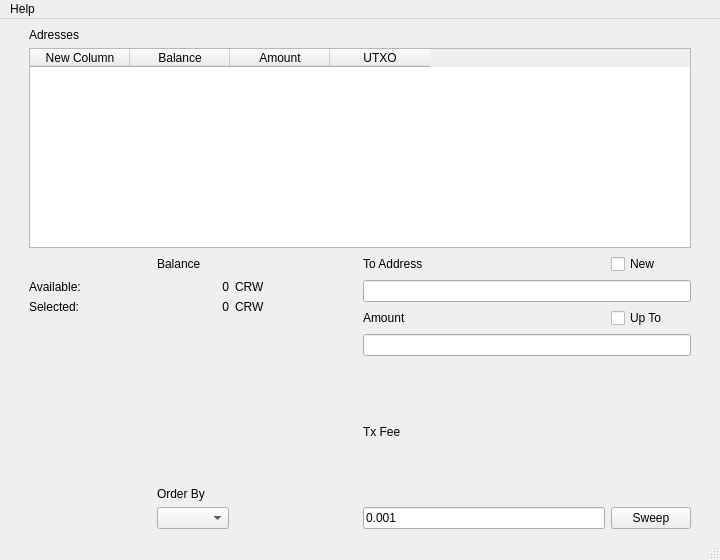
Above: UI/SweeperMainPage.ui from adrianhdez929/crw-sweeper before the change. Below: the same form after it.
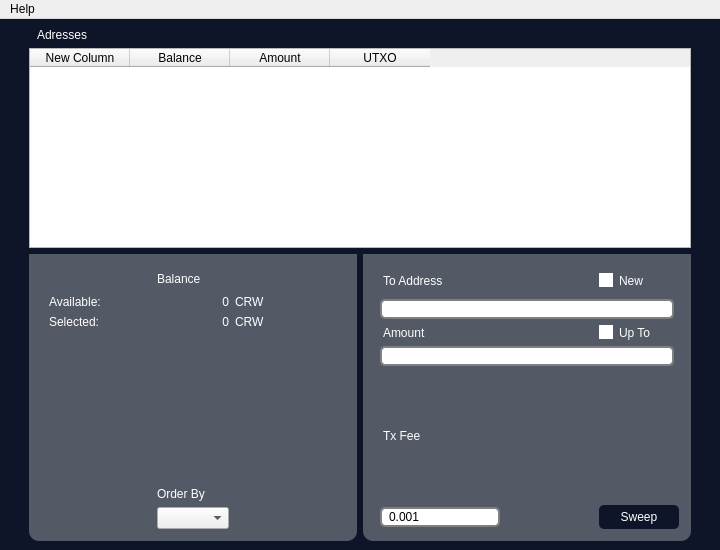
That is the form after the change. Custom widgets are drawn as their Qt base class.

Diff of the .ui file:
```diff
--- a/UI/SweeperMainPage.ui
+++ b/UI/SweeperMainPage.ui
@@ -7,7 +7,7 @@
     <x>0</x>
     <y>0</y>
     <width>720</width>
-    <height>560</height>
+    <height>550</height>
    </rect>
   </property>
   <property name="sizePolicy">
@@ -22,6 +22,9 @@
   <property name="layoutDirection">
    <enum>Qt::LeftToRight</enum>
   </property>
+  <property name="styleSheet">
+   <string notr="true"/>
+  </property>
   <property name="documentMode">
    <bool>true</bool>
   </property>
@@ -32,6 +35,11 @@
    <property name="layoutDirection">
     <enum>Qt::LeftToRight</enum>
    </property>
+   <property name="styleSheet">
+    <string notr="true">#centralwidget {
+	background: #0e1528;
+}</string>
+   </property>
    <layout class="QGridLayout" name="gridLayout_7">
     <item row="0" column="1" colspan="2">
      <layout class="QGridLayout" name="gridLayout_6">
@@ -103,6 +111,12 @@
       </item>
       <item row="0" column="0">
        <widget class="QLabel" name="label_8">
+        <property name="styleSheet">
+         <string notr="true">QLabel {
+	color: white;
+	margin: 0 5px;
+}</string>
+        </property>
         <property name="text">
          <string>Adresses</string>
         </property>
@@ -143,29 +157,104 @@
      </spacer>
     </item>
     <item row="1" column="2">
+     <widget class="QGroupBox" name="">
+      <property name="styleSheet">
+       <string notr="true">QGroupBox {
+	background-color: #545966;
+	border-bottom-left-radius: 10px;
+	border-bottom-right-radius: 10px;
+}</string>
+      </property>
      <layout class="QGridLayout" name="gridLayout_5">
-      <item row="5" column="1">
-       <widget class="QPushButton" name="sweep_button">
-        <property name="text">
-         <string>Sweep</string>
-        </property>
-       </widget>
-      </item>
-      <item row="3" column="0" colspan="2">
-       <widget class="QLineEdit" name="amount_edit"/>
-      </item>
       <item row="5" column="0">
        <widget class="QLineEdit" name="fee_edit">
+         <property name="styleSheet">
+          <string notr="true">QLineEdit {
+    border: 2px solid gray;
+    border-radius: 5px;
+    padding: 0 5px;
+    background: white;
+    selection-background-color: #545966;
+	margin-left: 5px;
+}</string>
+         </property>
         <property name="text">
          <string>0.001</string>
         </property>
        </widget>
       </item>
-      <item row="1" column="0" colspan="2">
-       <widget class="QLineEdit" name="to_address_edit"/>
-      </item>
-      <item row="2" column="1">
+       <item row="5" column="3">
+        <widget class="QPushButton" name="sweep_button">
+         <property name="styleSheet">
+          <string notr="true">QPushButton {
+	background-color: #0e1528;
+	color: white;
+	padding: 5px 5px;
+	border: none;
+	border-radius: 5px;
+}
+QPushButton:hover {
+	background-color: #c2c4c9;
+	color: black;
+	padding: 5px 5px;
+	border: none;
+}</string>
+         </property>
+         <property name="text">
+          <string>Sweep</string>
+         </property>
+        </widget>
+       </item>
+       <item row="3" column="0" colspan="4">
+        <widget class="QLineEdit" name="amount_edit">
+         <property name="styleSheet">
+          <string notr="true">QLineEdit {
+    border: 2px solid gray;
+    border-radius: 5px;
+    padding: 0 5px;
+    background: white;
+    selection-background-color: #545966;
+	margin: 0 5px;
+}</string>
+         </property>
+        </widget>
+       </item>
+       <item row="1" column="0" colspan="4">
+        <widget class="QLineEdit" name="to_address_edit">
+         <property name="styleSheet">
+          <string notr="true">QLineEdit {
+    border: 2px solid gray;
+    border-radius: 5px;
+    padding: 0 5px;
+    background: white;
+    selection-background-color: #545966;
+	 margin: 0 5px;
+}</string>
+         </property>
+        </widget>
+       </item>
+       <item row="2" column="3">
        <widget class="QCheckBox" name="upto_checkbox">
+         <property name="styleSheet">
+          <string notr="true">QCheckBox {
+	color: white;
+}
+QCheckBox::indicator:unchecked {
+	background: white;
+}
+QCheckBox::indicator:checked {
+	background: #0e1528;
+}
+QCheckBox::indicator:unchecked:hover {
+	background: #c2c4c9;
+}
+QCheckBox::indicator:unchecked:pressed {
+	background: #0e1528;
+}
+QCheckBox::indicator:checked:pressed {
+	background: #c2c4c9;
+}</string>
+         </property>
         <property name="text">
          <string>Up To</string>
         </property>
@@ -174,8 +263,28 @@
         </property>
        </widget>
       </item>
-      <item row="0" column="1">
+       <item row="0" column="3">
        <widget class="QCheckBox" name="new_address_checkbox">
+         <property name="styleSheet">
+          <string notr="true">QCheckBox {
+	color: white;
+}
+QCheckBox::indicator:unchecked {
+	background: white;
+}
+QCheckBox::indicator:checked {
+	background: #0e1528;
+}
+QCheckBox::indicator:unchecked:hover {
+	background: #c2c4c9;
+}
+QCheckBox::indicator:unchecked:pressed {
+	background: #0e1528;
+}
+QCheckBox::indicator:checked:pressed {
+	background: #c2c4c9;
+}</string>
+         </property>
         <property name="text">
          <string>New</string>
         </property>
@@ -183,6 +292,12 @@
       </item>
       <item row="0" column="0">
        <widget class="QLabel" name="label">
+         <property name="styleSheet">
+          <string notr="true">QLabel {
+	color: white;
+	margin: 5px;
+}</string>
+         </property>
         <property name="text">
          <string>To Address</string>
         </property>
@@ -190,6 +305,12 @@
       </item>
       <item row="2" column="0">
        <widget class="QLabel" name="label_2">
+         <property name="styleSheet">
+          <string notr="true">QLabel {
+	color: white;
+	margin: 0 5px;
+}</string>
+         </property>
         <property name="text">
          <string>Amount</string>
         </property>
@@ -197,14 +318,55 @@
       </item>
       <item row="4" column="0">
        <widget class="QLabel" name="label_3">
+         <property name="styleSheet">
+          <string notr="true">QLabel {
+	color: white;
+	margin: 5px;
+}</string>
+         </property>
         <property name="text">
          <string>Tx Fee</string>
         </property>
        </widget>
       </item>
-     </layout>
+       <item row="5" column="1">
+        <spacer name="horizontalSpacer_5">
+         <property name="orientation">
+          <enum>Qt::Horizontal</enum>
+         </property>
+         <property name="sizeHint" stdset="0">
+          <size>
+           <width>40</width>
+           <height>20</height>
+          </size>
+         </property>
+        </spacer>
+       </item>
+       <item row="4" column="3">
+        <spacer name="horizontalSpacer_6">
+         <property name="orientation">
+          <enum>Qt::Horizontal</enum>
+         </property>
+         <property name="sizeHint" stdset="0">
+          <size>
+           <width>40</width>
+           <height>20</height>
+          </size>
+         </property>
+        </spacer>
+       </item>
+      </layout>
+     </widget>
     </item>
     <item row="1" column="1">
+     <widget class="QGroupBox" name="">
+      <property name="styleSheet">
+       <string notr="true">QGroupBox {
+	background-color: #545966;
+	border-bottom-left-radius: 10px;
+	border-bottom-right-radius: 10px;
+}</string>
+      </property>
      <layout class="QGridLayout" name="gridLayout">
       <item row="0" column="0">
        <spacer name="horizontalSpacer">
@@ -220,10 +382,21 @@
        </spacer>
       </item>
       <item row="5" column="1" colspan="2">
-       <widget class="QComboBox" name="order_combobox"/>
+        <widget class="QComboBox" name="order_combobox">
+         <property name="styleSheet">
+          <string notr="true">QComboBox {
+	style: none;
+}</string>
+         </property>
+        </widget>
       </item>
       <item row="0" column="1" colspan="2">
        <widget class="QLabel" name="label_9">
+         <property name="styleSheet">
+          <string notr="true">QLabel {
+	color: white
+}</string>
+         </property>
         <property name="text">
          <string>Balance</string>
         </property>
@@ -231,6 +404,12 @@
       </item>
       <item row="1" column="0">
        <widget class="QLabel" name="label_6">
+         <property name="styleSheet">
+          <string notr="true">QLabel {
+	color: white;
+	margin: 0 5px;
+}</string>
+         </property>
         <property name="text">
          <string>Available:</string>
         </property>
@@ -238,6 +417,12 @@
       </item>
       <item row="2" column="0">
        <widget class="QLabel" name="label_7">
+         <property name="styleSheet">
+          <string notr="true">QLabel {
+	color: white;
+	margin: 0 5px;
+}</string>
+         </property>
         <property name="text">
          <string>Selected:</string>
         </property>
@@ -245,6 +430,11 @@
       </item>
       <item row="1" column="3">
        <widget class="QLabel" name="label_4">
+         <property name="styleSheet">
+          <string notr="true">QLabel {
+	color: white
+}</string>
+         </property>
         <property name="text">
          <string>CRW</string>
         </property>
@@ -252,6 +442,11 @@
       </item>
       <item row="2" column="3">
        <widget class="QLabel" name="label_5">
+         <property name="styleSheet">
+          <string notr="true">QLabel {
+	color: white
+}</string>
+         </property>
         <property name="text">
          <string>CRW</string>
         </property>
@@ -285,6 +480,11 @@
       </item>
       <item row="4" column="1" colspan="2">
        <widget class="QLabel" name="label_10">
+         <property name="styleSheet">
+          <string notr="true">QLabel {
+	color: white
+}</string>
+         </property>
         <property name="text">
          <string>Order By</string>
         </property>
@@ -295,6 +495,11 @@
         <property name="layoutDirection">
          <enum>Qt::LeftToRight</enum>
         </property>
+         <property name="styleSheet">
+          <string notr="true">QLabel {
+	color: white
+}</string>
+         </property>
         <property name="text">
          <string>0</string>
         </property>
@@ -308,6 +513,11 @@
       </item>
       <item row="2" column="1" colspan="2">
        <widget class="QLabel" name="selected_label">
+         <property name="styleSheet">
+          <string notr="true">QLabel {
+	color: white
+}</string>
+         </property>
         <property name="text">
          <string>0</string>
         </property>
@@ -317,6 +527,7 @@
        </widget>
       </item>
      </layout>
+     </widget>
     </item>
    </layout>
   </widget>
@@ -337,13 +548,20 @@
    </widget>
    <addaction name="menuabout"/>
   </widget>
-  <widget class="QStatusBar" name="statusbar"/>
   <action name="actionAbout">
    <property name="text">
     <string>About</string>
    </property>
   </action>
  </widget>
+ <customwidgets>
+  <customwidget>
+   <class>container</class>
+   <extends>QWidget</extends>
+   <header>container.h</header>
+   <container>1</container>
+  </customwidget>
+ </customwidgets>
  <resources/>
  <connections/>
 </ui>
```
Left out of the diff: 39 changed lines with no effect on the pictures. Lines whose indentation alone changed are shown as unchanged.
